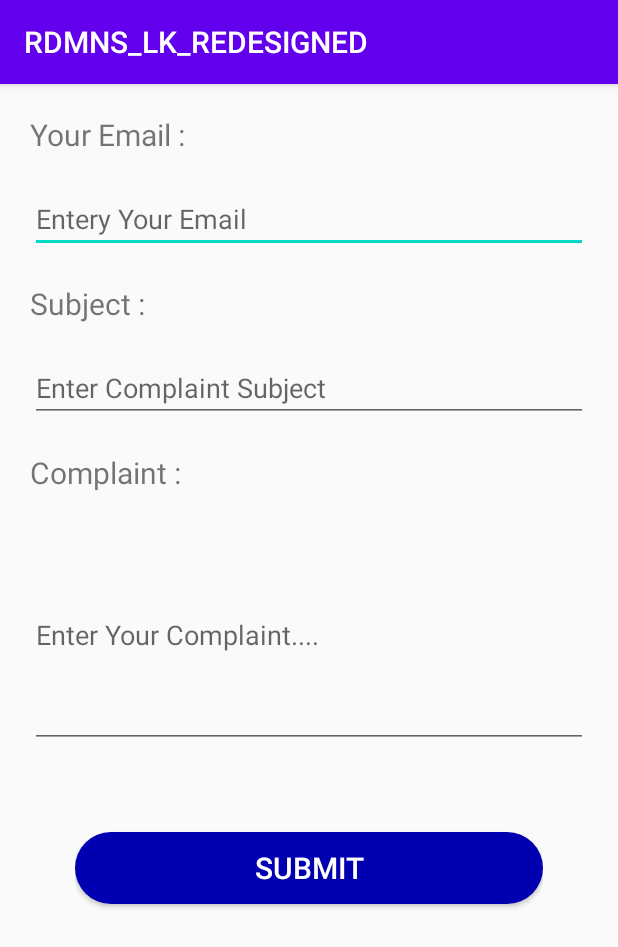
After one commit to niroshan-ran/RDMNS_LK_REDESIGNED, an Android app: the Complaint_Submit screen opened directly, with no data from a screen before it, on a phone screen of 412 x 824 dp. The commit adds this screen. Shown: the top 947 px of the screen. Run offline under Robolectric (Android 15) with nearby library versions, the phone set to English and light mode, and no system bars.

Commit message:
Submit Complaints UI

```diff
--- a/app/src/main/AndroidManifest.xml
+++ b/app/src/main/AndroidManifest.xml
@@ -9,7 +9,8 @@
         android:roundIcon="@mipmap/ic_launcher_round"
         android:supportsRtl="true"
         android:theme="@style/AppTheme">
-        <activity android:name=".Menu_new"></activity>
+        <activity android:name=".Complaint_Submit"></activity>
+        <activity android:name=".Menu_new" />
         <activity android:name=".MainActivity">
             <intent-filter>
                 <action android:name="android.intent.action.MAIN" />
--- /dev/null
+++ b/app/src/main/java/com/uee/rdmns_lk_redesigned/Complaint_Submit.java
@@ -0,0 +1,14 @@
+package com.uee.rdmns_lk_redesigned;
+
+import androidx.appcompat.app.AppCompatActivity;
+
+import android.os.Bundle;
+
+public class Complaint_Submit extends AppCompatActivity {
+
+    @Override
+    protected void onCreate(Bundle savedInstanceState) {
+        super.onCreate(savedInstanceState);
+        setContentView(R.layout.activity_complaint__submit);
+    }
+}
--- /dev/null
+++ b/app/src/main/res/layout/activity_complaint__submit.xml
@@ -0,0 +1,115 @@
+<?xml version="1.0" encoding="utf-8"?>
+<LinearLayout xmlns:android="http://schemas.android.com/apk/res/android"
+    xmlns:app="http://schemas.android.com/apk/res-auto"
+    xmlns:tools="http://schemas.android.com/tools"
+    android:layout_width="match_parent"
+    android:layout_height="match_parent"
+    android:orientation="vertical"
+    tools:context=".Complaint_Submit">
+
+    <LinearLayout
+        android:layout_width="wrap_content"
+        android:layout_height="wrap_content"
+        android:orientation="vertical"
+        android:layout_margin="20dp">
+
+        <TextView
+            android:layout_width="match_parent"
+            android:layout_height="match_parent"
+            android:textSize="20sp"
+            android:text="@string/txtViewEmail"/>
+
+    </LinearLayout>
+    <LinearLayout
+        android:layout_width="match_parent"
+        android:layout_height="wrap_content"
+        android:orientation="vertical"
+        android:layout_marginLeft="20dp"
+        android:layout_marginRight="20dp">
+
+        <EditText
+            android:id="@+id/emailAddress"
+            android:layout_width="match_parent"
+            android:layout_height="match_parent"
+            android:hint="Entery Your Email" />
+
+    </LinearLayout>
+
+    <LinearLayout
+        android:layout_width="wrap_content"
+        android:layout_height="wrap_content"
+        android:orientation="vertical"
+        android:layout_margin="20dp">
+
+        <TextView
+            android:layout_width="match_parent"
+            android:layout_height="match_parent"
+            android:textSize="20sp"
+            android:text="@string/txtSubject"/>
+
+    </LinearLayout>
+
+    <LinearLayout
+        android:layout_width="match_parent"
+        android:layout_height="wrap_content"
+        android:orientation="vertical"
+        android:layout_marginLeft="20dp"
+        android:layout_marginRight="20dp">
+
+        <EditText
+            android:id="@+id/emailSubject"
+            android:layout_width="match_parent"
+            android:layout_height="match_parent"
+            android:hint="Enter Complaint Subject" />
+
+    </LinearLayout>
+
+    <LinearLayout
+        android:layout_width="wrap_content"
+        android:layout_height="wrap_content"
+        android:orientation="vertical"
+        android:layout_margin="20dp">
+
+        <TextView
+            android:layout_width="match_parent"
+            android:layout_height="match_parent"
+            android:textSize="20sp"
+            android:text="@string/txtComplaint"/>
+
+    </LinearLayout>
+
+    <LinearLayout
+        android:layout_width="match_parent"
+        android:layout_height="150dp"
+        android:orientation="vertical"
+        android:layout_marginLeft="20dp"
+        android:layout_marginRight="20dp">
+
+        <EditText
+            android:id="@+id/emailComplaint"
+            android:layout_width="match_parent"
+            android:layout_height="match_parent"
+            android:hint="Enter Your Complaint...." />
+
+    </LinearLayout>
+
+    <LinearLayout
+        android:layout_width="match_parent"
+        android:layout_height="100dp"
+        android:weightSum="5"
+        android:layout_margin="30dp"
+        android:padding="20dp">
+
+        <Button
+            android:id="@+id/btnSubmit"
+            android:layout_width="match_parent"
+            android:layout_height="wrap_content"
+            android:background="@drawable/l_rounded_button"
+            android:textColor="#FFFFFF"
+            android:textSize="20sp"
+            android:layout_gravity="center"
+            android:text="@string/btnSubmit"/>
+
+    </LinearLayout>
+
+</LinearLayout>
--- a/app/src/main/res/values/strings.xml
+++ b/app/src/main/res/values/strings.xml
@@ -3,9 +3,16 @@
     <string name="menu_description">Welcome to RDMNS.LK</string>
     <string name="button_text">Submit News</string>
     <string name="image_description">Test Content Description</string>
+    <!-- Menu Strings of Lahiru -->
     <string name="menuName1">Submit News</string>
     <string name="menuName2">Contact No of Stations</string>
     <string name="menuName3">Contact Railway Security</string>
     <string name="menuName4">Submit Complaints</string>
     <string name="menuName5">About Us</string>
+
+    <!-- Submit Complaints Strings -->
+    <string name="txtViewEmail">Your Email : </string>
+    <string name="txtSubject">Subject : </string>
+    <string name="txtComplaint">Complaint : </string>
+    <string name="btnSubmit">Submit</string>
 </resources>
```
